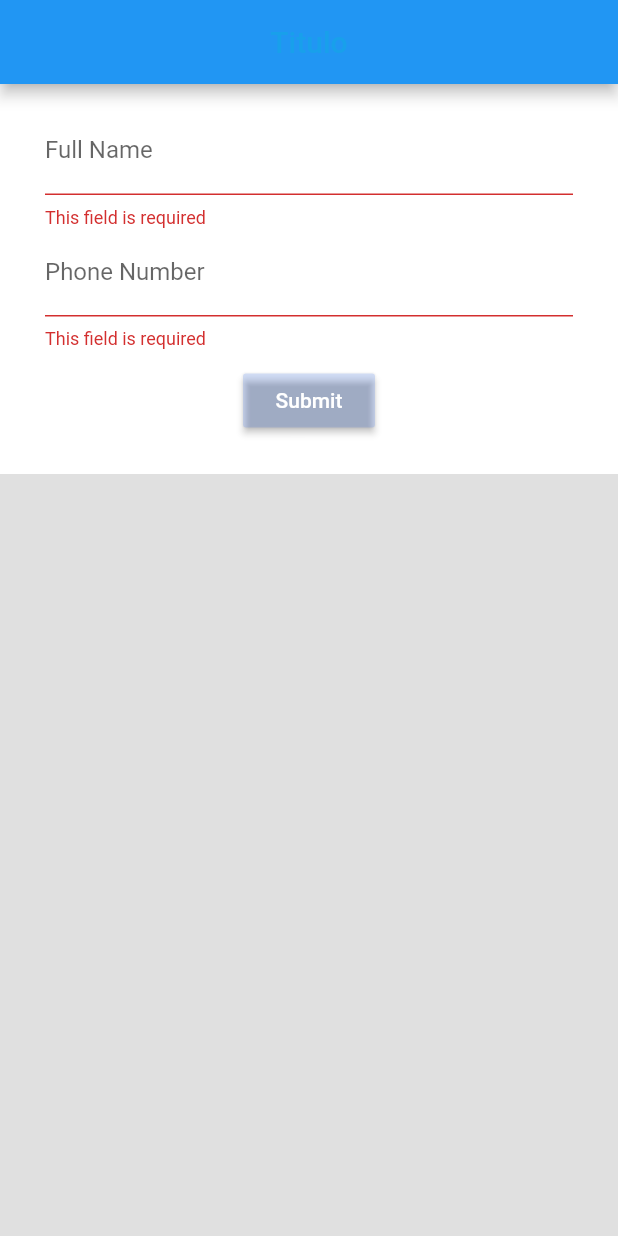
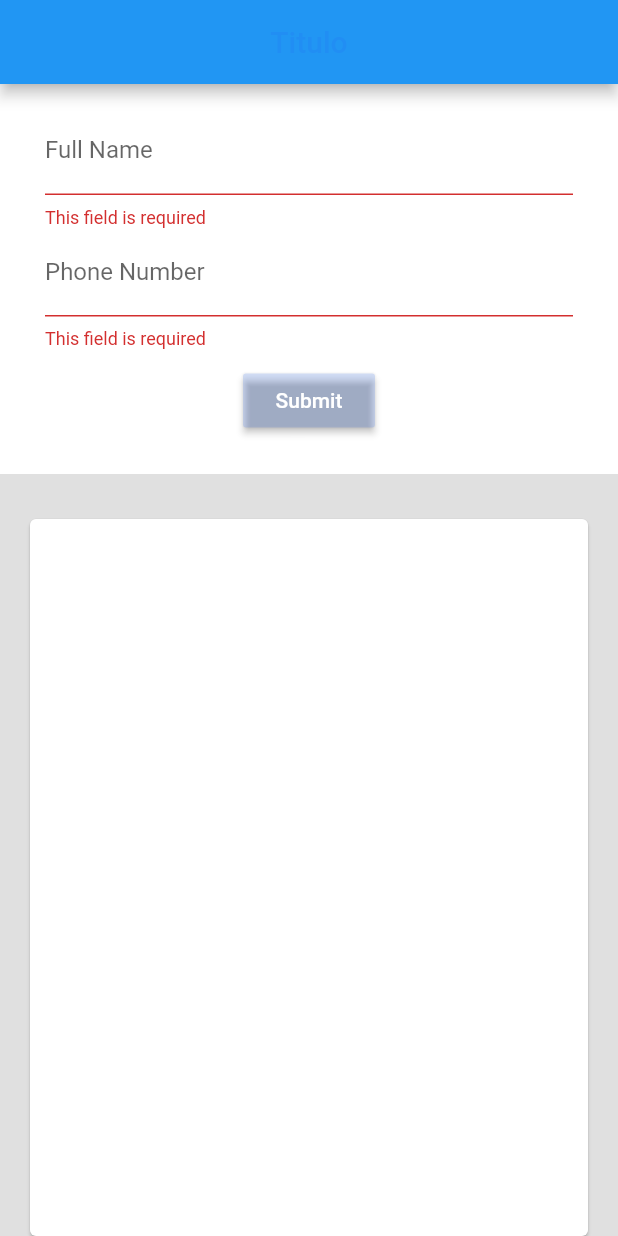
Before and after one commit to fbs2015/crud_sqlite, a Flutter app: the screen it shows after launch, after a tap on "Submit", on a phone screen of 412 x 824 dp. Run offline on Flutter 3.47's test engine with Material 2 defaults, Android fonts, the phone set to English and light mode, and no system bars.

Commit message:
Terminado prototipo da interface

```diff
--- a/lib/home_page.dart
+++ b/lib/home_page.dart
@@ -11,6 +11,7 @@ class HomePage extends StatefulWidget {
 class _HomePageState extends State<HomePage> {
   final _formKey = GlobalKey<FormState>();
   Contact _contact = Contact(id: '',name: '',phoneNumber:'');
+  List<Contact> _contacts = [];
 
   @override
   Widget build(BuildContext context) {
@@ -18,7 +19,7 @@ class _HomePageState extends State<HomePage> {
       appBar: AppBar(
         title: const Center(
           child: Text('Titulo',
-            style: TextStyle(color: Color.fromARGB(66, 0, 187, 212),
+            style: TextStyle(color: Color.fromARGB(43, 33, 100, 243),
             ),
           ),
         ),
@@ -28,6 +29,7 @@ class _HomePageState extends State<HomePage> {
           mainAxisAlignment: MainAxisAlignment.start,
           children: [
             _form(),
+            _list(),
           ],
         ),
       ),
@@ -56,7 +58,7 @@ class _HomePageState extends State<HomePage> {
             onSaved: (value) => setState(() => _contact.phoneNumber = value ?? ''),
             validator:(value){
               if(value!.trim().isEmpty){return 'This field is required';}
-              if(value!.trim().length != 11){return 'This field must contain 11 numbers';}
+              if(value.trim().length != 11){return 'This field must contain 11 numbers';}
               else{return null;}
             }
           ),
@@ -74,12 +76,43 @@ class _HomePageState extends State<HomePage> {
     ),
   );
 
-  _list() => Container();
+  _list() => Expanded(
+    child: Card(
+      margin: EdgeInsets.fromLTRB(20, 30, 20, 0),
+      child: ListView.builder(
+        padding: EdgeInsets.all(8),
+        itemBuilder: (context, index){
+          return Column(
+            children: [
+              ListTile(
+                leading: Icon(
+                  Icons.account_circle,
+                  color: Color.fromARGB(43, 33, 100, 243),
+                  size: 40.0),
+                title: Text(_contacts[index].name.toUpperCase(),
+                style: TextStyle(
+                  color: Color.fromARGB(43, 33, 100, 243),
+                  fontWeight: FontWeight.bold),
+                ),
+              ),
+              Divider(height: 5.0,)
+            ],
+          );
+        },
+        itemCount: _contacts.length,
+      ),
+    ),
+  );
 
   _onSubmit(){
     var form = _formKey.currentState;
     if(form!.validate()){
+      _contact.id = '1';
       form.save();
+      setState((){
+        _contacts.add(_contact);
+      });
+      form.reset();
       print(_contact.name);
     }
   }
```
